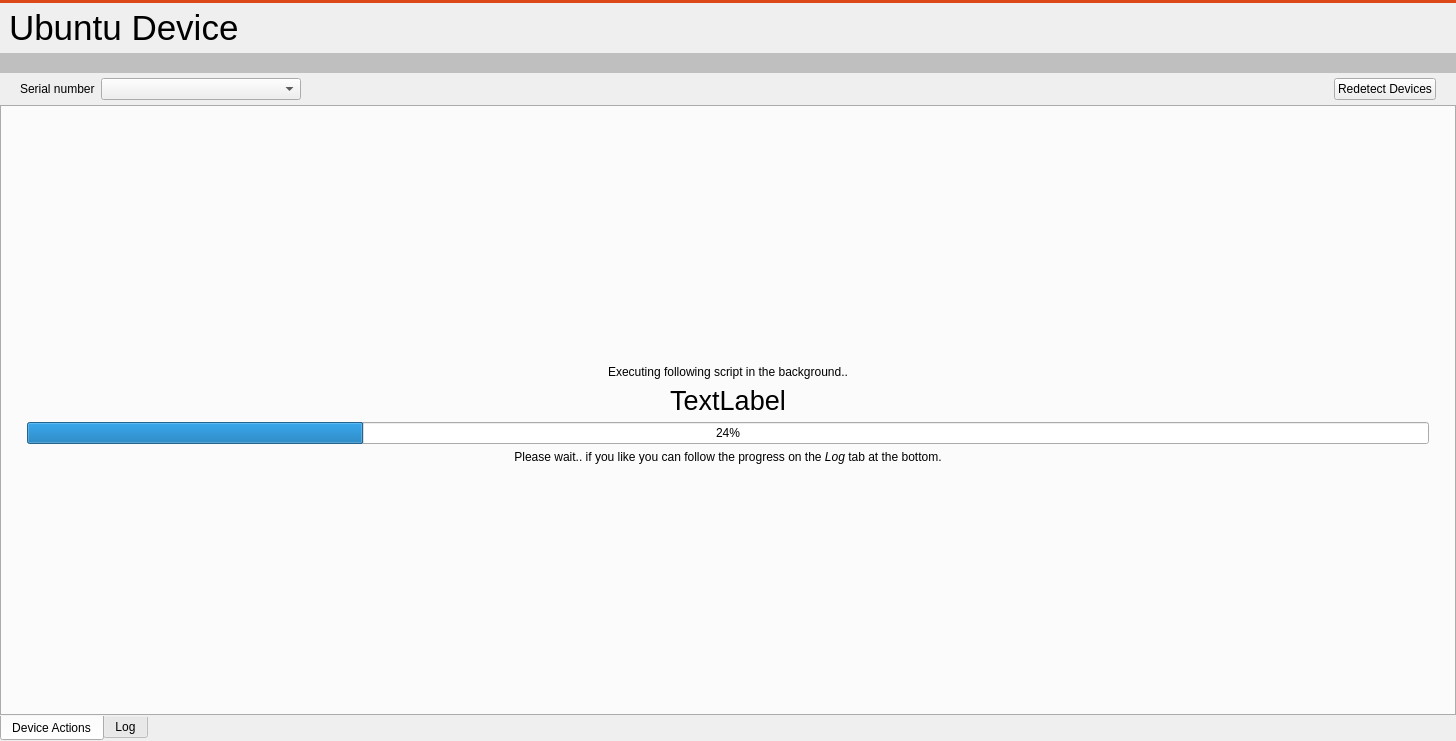
Old version of the form src/ubuntu/ubuntudeviceswidget.ui in the repository runelabs/qtcreator-plugin-ubuntu.
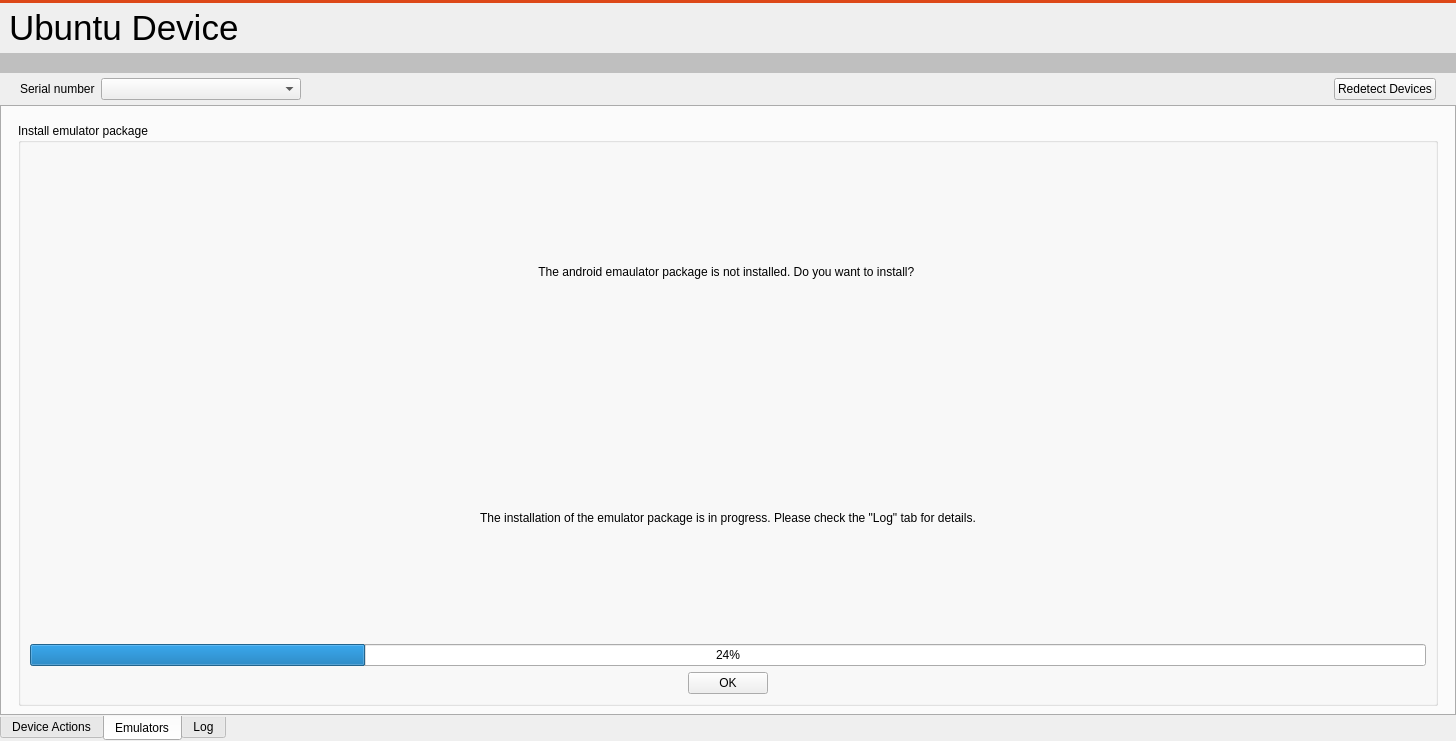
New version of the form. The open tabs and pages were chosen to show the change.

Commit message: Introduce the emulator support

What changed in the file:
```diff
--- a/src/ubuntu/ubuntudeviceswidget.ui
+++ b/src/ubuntu/ubuntudeviceswidget.ui
@@ -266,7 +266,7 @@
              <enum>QTabWidget::South</enum>
             </property>
             <property name="currentIndex">
-             <number>0</number>
+             <number>1</number>
             </property>
             <property name="usesScrollButtons">
              <bool>false</bool>
@@ -878,6 +878,118 @@
               </item>
              </layout>
             </widget>
+            <widget class="QWidget" name="tab_1">
+             <attribute name="title">
+              <string>Emulators</string>
+             </attribute>
+             <layout class="QHBoxLayout" name="horizontalLayout_10">
+              <property name="bottomMargin">
+               <number>0</number>
+              </property>
+              <item>
+               <widget class="QStackedWidget" name="stackedEmulatorConfigWidget">
+                <property name="currentIndex">
+                 <number>1</number>
+                </property>
+                <widget class="QWidget" name="page">
+                 <layout class="QVBoxLayout" name="verticalLayout_15">
+                  <item>
+                   <widget class="QGroupBox" name="groupBox_Emulator_Install">
+                    <property name="title">
+                     <string>Install emulator package</string>
+                    </property>
+                    <layout class="QVBoxLayout" name="verticalLayout_Install_OK_Next">
+                     <item>
+                      <widget class="QLabel" name="label_InstallEmulatorQuestion">
+                       <property name="text">
+                        <string>The android emaulator package is not installed. Do you want to install? </string>
+                       </property>
+                       <property name="alignment">
+                        <set>Qt::AlignCenter</set>
+                       </property>
+                      </widget>
+                     </item>
+                     <item>
+                      <widget class="QLabel" name="label_InstallEmulatorStatus">
+                       <property name="text">
+                        <string>The installation of the emulator package is in progress. Please check the &quot;Log&quot; tab for details.</string>
+                       </property>
+                       <property name="alignment">
+                        <set>Qt::AlignCenter</set>
+                       </property>
+                      </widget>
+                     </item>
+                     <item>
+                      <widget class="QProgressBar" name="progressBar_InstallEmulator">
+                       <property name="value">
+                        <number>24</number>
+                       </property>
+                      </widget>
+                     </item>
+                     <item>
+                      <layout class="QHBoxLayout" name="horizontalLayout_5">
+                       <item>
+                        <spacer name="horizontalSpacer_5">
+                         <property name="orientation">
+                          <enum>Qt::Horizontal</enum>
+                         </property>
+                         <property name="sizeHint" stdset="0">
+                          <size>
+                           <width>40</width>
+                           <height>20</height>
+                          </size>
+                         </property>
+                        </spacer>
+                       </item>
+                       <item>
+                        <widget class="QPushButton" name="pushButton_InstallEmulator_OK">
+                         <property name="text">
+                          <string>OK</string>
+                         </property>
+                        </widget>
+                       </item>
+                       <item>
+                        <spacer name="horizontalSpacer_6">
+                         <property name="orientation">
+                          <enum>Qt::Horizontal</enum>
+                         </property>
+                         <property name="sizeHint" stdset="0">
+                          <size>
+                           <width>40</width>
+                           <height>20</height>
+                          </size>
+                         </property>
+                        </spacer>
+                       </item>
+                      </layout>
+                     </item>
+                    </layout>
+                   </widget>
+                  </item>
+                 </layout>
+                </widget>
+                <widget class="QWidget" name="page_2">
+                 <layout class="QVBoxLayout" name="verticalLayout_CopyEmulator">
+                  <item>
+                   <widget class="QLabel" name="label_EmulatorInfo">
+                    <property name="text">
+                     <string>The &quot;version&quot; version of the &quot;packagename&quot; emulator package is installed.</string>
+                    </property>
+                   </widget>
+                  </item>
+                  <item>
+                   <widget class="QLabel" name="label_5">
+                    <property name="text">
+                     <string>TextLabel</string>
+                    </property>
+                   </widget>
+                  </item>
+                 </layout>
+                </widget>
+               </widget>
+              </item>
+             </layout>
+            </widget>
             <widget class="QWidget" name="tab_2">
              <attribute name="title">
               <string>Log</string>
```
Left out of the diff: 2 changed lines with no effect on the pictures. The commit also changes 7 other files.
